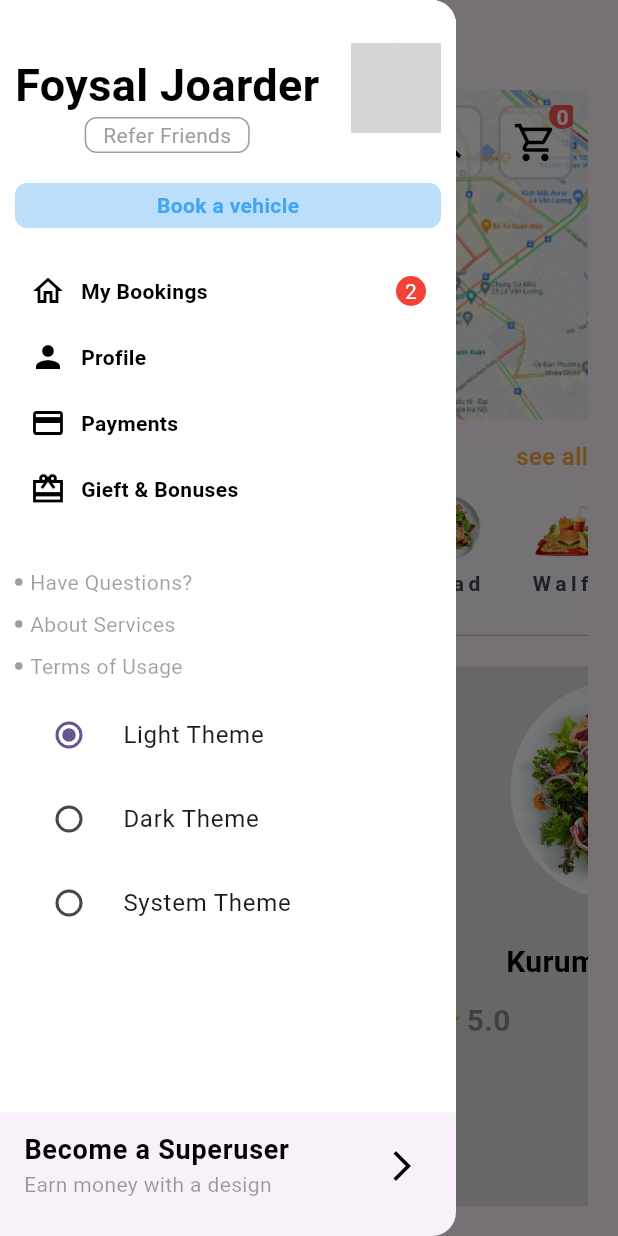
After one commit to foysal012/Food-Delivery-Application, a Flutter app: the HomePageScreen screen opened directly, after a tap on the "menu" icon, on a phone screen of 412 x 824 dp. The commit adds this screen. Run offline on Flutter 3.47's test engine with Material 2 defaults, Android fonts, the phone set to English and light mode, and no system bars; our stand-ins replace date_format; network calls fail; grey boxes are pictures that could not be loaded.

Commit message:
New Function Added Theme Changer, akta issue bad e baki sob mutamuti complete insha allah otaw fix korbo

```diff
--- a/lib/main.dart
+++ b/lib/main.dart
@@ -1,6 +1,7 @@
 import 'package:flutter/material.dart';
 import 'package:flutter/services.dart';
 import 'package:food_delivery_app/provider/category_provider_class.dart';
+import 'package:food_delivery_app/provider/theme_changer_provider.dart';
 import 'package:food_delivery_app/screen/bottomnavbar/bottomnavigationbar_screen.dart';
 import 'package:food_delivery_app/screen/home_page_screen.dart';
 import 'package:food_delivery_app/screen/introduction/introduction_page_screen1.dart';
@@ -25,20 +26,27 @@ class MyApp extends StatelessWidget {
     return MultiProvider(
         providers: [
           ChangeNotifierProvider(create: (_) => CategoryProviderClass()),
-
+          ChangeNotifierProvider(create: (_) => ThemeChangerProvider()),
         ],
-      child: MaterialApp(
+      child: Builder(builder: (BuildContext context){
+        final changeTheme = Provider.of<ThemeChangerProvider>(context);
+        return MaterialApp(
           title: 'Flutter Demo',
+          themeMode: changeTheme.themeMode,
           theme: ThemeData(
             colorScheme: ColorScheme.fromSeed(seedColor: Colors.deepPurple),
             useMaterial3: true,
           ),
+          darkTheme: ThemeData(
+            brightness: Brightness.dark,
+          ),
           debugShowCheckedModeBanner: false,
-        //home: IntroductionPageScreen1(),
+          home: IntroductionPageScreen1(),
           //home: HomePageScreen(),
-        home: BottomNavigationBarPageScreen(),
+          //home: BottomNavigationBarPageScreen(),
           //home: MyCartPageScreen(),
-      ),
+        );
+      })
     );
   }
 }
--- /dev/null
+++ b/lib/provider/theme_changer_provider.dart
@@ -0,0 +1,14 @@
+import 'package:flutter/material.dart';
+
+class ThemeChangerProvider with ChangeNotifier{
+
+  var _themeMode = ThemeMode.light;
+
+  ThemeMode get themeMode => _themeMode;
+
+  void setTheme(themeMode){
+    _themeMode = themeMode;
+    notifyListeners();
+  }
+
+}
--- /dev/null
+++ b/lib/screen/drawer_page_screen.dart
@@ -0,0 +1,350 @@
+import 'package:flutter/material.dart';
+import 'package:food_delivery_app/provider/theme_changer_provider.dart';
+import 'package:provider/provider.dart';
+
+class MyDrawer extends StatefulWidget {
+  const MyDrawer({Key? key}) : super(key: key);
+
+  @override
+  State<MyDrawer> createState() => _MyDrawerState();
+}
+
+class _MyDrawerState extends State<MyDrawer> {
+  @override
+  Widget build(BuildContext context) {
+    final changetTheme = Provider.of<ThemeChangerProvider>(context);
+    return Drawer(
+      child: Column(
+        children: [
+          Expanded(
+            flex: 9,
+            child: Container(
+              padding: EdgeInsets.only(left: 10, right: 10, top: 15, bottom: 5),
+              color: Colors.white,
+              child: Column(
+                children: [
+                  //1st part
+                  Row(
+                    mainAxisAlignment: MainAxisAlignment.spaceBetween,
+                    children: [
+                      Column(
+                        children: [
+                          SizedBox(height: 20,),
+                          Text(
+                            "Foysal Joarder",
+                            style: TextStyle(
+                              fontWeight: FontWeight.bold,
+                              color: Colors.black,
+                              fontSize: 30,
+                            ),
+                          ),
+                          Container(
+                            height: 24,
+                            width: 110,
+                            decoration: BoxDecoration(
+                              borderRadius: BorderRadius.all(
+                                Radius.circular(8),
+                              ),
+                              color: Colors.white,
+                              border: Border.all(
+                                width: 1,
+                                color: Colors.grey,
+                              ),
+                            ),
+                            child: Center(
+                              child: Text(
+                                "Refer Friends",
+                                style: TextStyle(
+                                  fontSize: 14,
+                                  color: Colors.grey,
+                                ),
+                              ),
+                            ),
+                          )
+                        ],
+                      ),
+                      CircleAvatar(
+                        radius: 30,
+                        backgroundImage: NetworkImage(
+                            "https://pbs.twimg.com/profile_images/1605607703178403840/hvbe8OEE_400x400.jpg"),
+                      )
+                    ],
+                  ),
+
+                  SizedBox(
+                    height: 20,
+                  ),
+
+                  //2nd part
+                  Container(
+                    height: 30,
+                    width: double.infinity,
+                    decoration: BoxDecoration(
+                      borderRadius: BorderRadius.all(
+                        Radius.circular(8),
+                      ),
+                      color: Colors.blue[100],
+                    ),
+                    child: Center(
+                      child: Text(
+                        "Book a vehicle",
+                        style: TextStyle(
+                          fontSize: 14,
+                          fontWeight: FontWeight.bold,
+                          color: Colors.blue[400],
+                        ),
+                      ),
+                    ),
+                  ),
+
+                  SizedBox(
+                    height: 20,
+                  ),
+
+                  //3rd part
+                  DrawerItem2(
+                    icon: Icons.home_outlined,
+                    title: "My Bookings",
+                    num: 2,
+                    onTap: (){},
+                  ),
+
+                  DrawerItem21(
+                    icon: Icons.person,
+                    title: "Profile",
+                    //num: 2,
+                    onTap: (){},
+                  ),
+
+                  DrawerItem21(
+                    icon: Icons.payment,
+                    title: "Payments",
+                    //num: 2,
+                    onTap: (){},
+                  ),
+
+                  DrawerItem21(
+                    icon: Icons.card_giftcard_sharp,
+                    title: "Gieft & Bonuses",
+                    //num: 2,
+                    onTap: (){},
+                  ),
+
+                  SizedBox(height: 30,),
+
+                  Row(
+                    children: [
+                      Container(
+                        height: 5,
+                        width: 5,
+                        decoration: BoxDecoration(
+                          color: Colors.black38,
+                          shape: BoxShape.circle,
+                        ),
+                      ),
+
+                      SizedBox(width: 5,),
+
+                      Text("Have Questions?",
+                        style: TextStyle(
+                          color: Colors.black38,
+                        ),
+                      )
+                    ],
+                  ),
+
+                  SizedBox(height: 8,),
+
+                  Row(
+                    children: [
+                      Container(
+                        height: 5,
+                        width: 5,
+                        decoration: BoxDecoration(
+                          color: Colors.black38,
+                          shape: BoxShape.circle,
+                        ),
+                      ),
+
+                      SizedBox(width: 5,),
+
+                      Text("About Services",
+                        style: TextStyle(
+                          color: Colors.black38,
+                        ),
+                      )
+                    ],
+                  ),
+
+                  SizedBox(height: 8,),
+
+                  Row(
+                    children: [
+                      Container(
+                        height: 5,
+                        width: 5,
+                        decoration: BoxDecoration(
+                          color: Colors.black38,
+                          shape: BoxShape.circle,
+                        ),
+                      ),
+
+                      SizedBox(width: 5,),
+
+                      Text("Terms of Usage",
+                        style: TextStyle(
+                          color: Colors.black38,
+                        ),
+                      )
+                    ],
+                  ),
+
+                  SizedBox(height: 8,),
+
+                  RadioListTile<ThemeMode>(
+                    title: Text("Light Theme"),
+                      value: ThemeMode.light,
+                      groupValue: changetTheme.themeMode,
+                      onChanged: changetTheme.setTheme
+                  ),
+
+                  RadioListTile<ThemeMode>(
+                      title: Text("Dark Theme"),
+                      value: ThemeMode.dark,
+                      groupValue: changetTheme.themeMode,
+                      onChanged: changetTheme.setTheme
+                  ),
+
+                  RadioListTile<ThemeMode>(
+                      title: Text("System Theme"),
+                      value: ThemeMode.system,
+                      groupValue: changetTheme.themeMode,
+                      onChanged: changetTheme.setTheme
+                  ),
+                ],
+              ),
+            ),
+          ),
+          Expanded(flex: 1, child: Container(
+            child: ListTile(
+              title: Text("Become a Superuser",
+                style: TextStyle(
+                    fontSize: 18,
+                    fontWeight: FontWeight.bold,
+                    color: Colors.black
+                ),
+              ),
+
+              subtitle: Text("Earn money with a design",
+                style: TextStyle(
+                    fontSize: 14,
+                    color: Colors.black38
+                ),
+              ),
+
+              trailing: Icon(Icons.arrow_forward_ios, color: Colors.black,),
+            ),
+          )),
+        ],
+      ),
+    );
+  }
+}
+
+class DrawerItem2 extends StatelessWidget {
+
+  DrawerItem2({this.icon, this.title, this.onTap, this.num});
+
+  IconData? icon;
+  String? title;
+  VoidCallback? onTap;
+  int? num;
+
+  @override
+  Widget build(BuildContext context) {
+    return Padding(
+      padding: EdgeInsets.all(10),
+      child: InkWell(
+          onTap: onTap,
+          child: Row(
+            mainAxisAlignment: MainAxisAlignment.spaceBetween,
+            children: [
+              Row(
+                children: [
+                  Icon(
+                    icon,
+                    color: Colors.black,
+                  ),
+                  SizedBox(
+                    width: 10,
+                  ),
+                  Text(
+                    "${title}",
+                    style: TextStyle(
+                      color: Colors.black,
+                      fontWeight: FontWeight.bold,
+                    ),
+                  ),
+                ],
+              ),
+
+              Container(
+                height: 20,
+                width: 20,
+                decoration: BoxDecoration(
+                  shape: BoxShape.circle,
+                  color: Colors.red,
+                ),
+                child: Center(
+                  child: Text("${num}",
+                    style: TextStyle(color: Colors.white),
+                  ),
+                ),
+              )
+            ],
+          )
+      ),
+    );
+  }
+}
+
+
+class DrawerItem21 extends StatelessWidget {
+
+  DrawerItem21({this.icon, this.title, this.onTap,});
+
+  IconData? icon;
+  String? title;
+  VoidCallback? onTap;
+
+  @override
+  Widget build(BuildContext context) {
+    return Padding(
+      padding: EdgeInsets.all(10),
+      child: InkWell(
+        onTap: onTap,
+        child: Row(
+          children: [
+            Icon(
+              icon,
+              color: Colors.black,
+            ),
+            SizedBox(
+              width: 10,
+            ),
+            Text(
+              "${title}",
+              style: TextStyle(
+                color: Colors.black,
+                fontWeight: FontWeight.bold,
+              ),
+            ),
+          ],
+        ),
+
+
+
+      ),
+    );
+  }
+}
--- a/lib/screen/home_page_screen.dart
+++ b/lib/screen/home_page_screen.dart
@@ -6,6 +6,7 @@ import 'package:food_delivery_app/screen/Tab%20bar%20pages/ramen_page_screen.dar
 import 'package:food_delivery_app/screen/Tab%20bar%20pages/salad_page_screen.dart';
 import 'package:food_delivery_app/screen/Tab%20bar%20pages/walfe_page_screen.dart';
 import 'package:food_delivery_app/screen/category_page_screen.dart';
+import 'package:food_delivery_app/screen/drawer_page_screen.dart';
 import 'package:food_delivery_app/screen/my_cart_page_screen.dart';
 
 class HomePageScreen extends StatefulWidget {
@@ -23,6 +24,8 @@ bool selected = false;
 
   var data = 0;
 
+  GlobalKey<ScaffoldState>  _drawerGlobalKey = GlobalKey();
+
 
 @override
   void initState() {
@@ -37,7 +40,8 @@ bool selected = false;
   @override
   Widget build(BuildContext context) {
     return Scaffold(
-
+      key: _drawerGlobalKey,
+      drawer: MyDrawer(),
       body: Container(
 
         height: double.infinity,
@@ -78,6 +82,10 @@ bool selected = false;
                       Row(
                         mainAxisAlignment: MainAxisAlignment.spaceBetween,
                         children: [
+
+                          IconButton(onPressed: (){
+                            _drawerGlobalKey.currentState!.openDrawer();
+                          }, icon: Icon(Icons.menu)),
 
                           Column(
                             children: [
```
Lines whose indentation alone changed are shown as unchanged.
